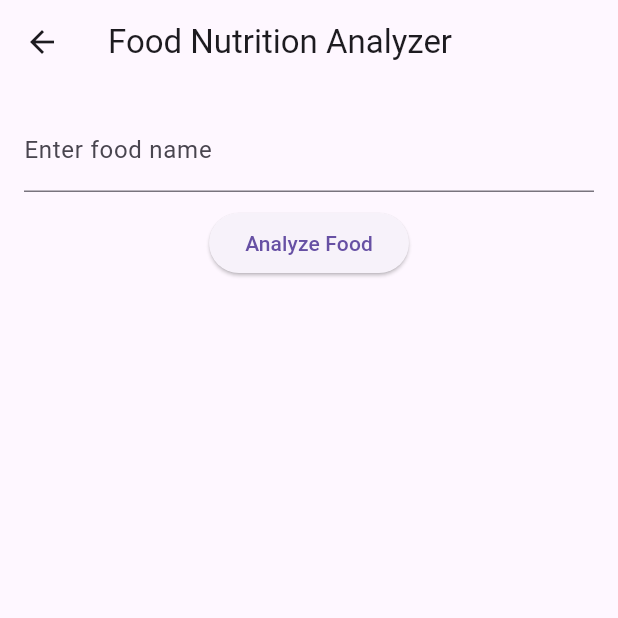
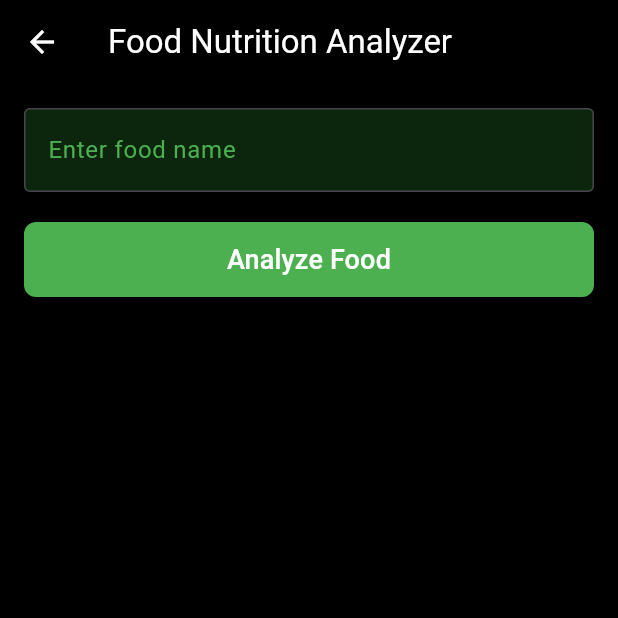
Before and after one commit to himanshuchopade97/nourish, a Flutter app: the DashboardPage screen opened by its route, after a tap on "Add Food Item", on a phone screen of 412 x 824 dp, the top half of it. Run offline on Flutter 3.47's test engine with Material 3 defaults, Android fonts, the phone set to English and light mode, and no system bars; our stand-ins replace animate_do, shared_preferences; accounts and stored records are empty.

Commit message:
made ui changes

```diff
--- a/lib/pages/add_food_item.dart
+++ b/lib/pages/add_food_item.dart
@@ -7,14 +7,27 @@ class AddFoodItem extends StatefulWidget {
   _AddFoodItemState createState() => _AddFoodItemState();
 }
 
-class _AddFoodItemState extends State<AddFoodItem> {
+class _AddFoodItemState extends State<AddFoodItem>
+    with SingleTickerProviderStateMixin {
   final TextEditingController _foodController = TextEditingController();
   Map<String, dynamic>? nutritionData;
   bool isLoading = false;
   bool isSaving = false;
   String message = "";
 
-  // ✅ Analyze Food API Call
+  late AnimationController _controller;
+  late Animation<double> _fadeAnimation;
+
+  @override
+  void initState() {
+    super.initState();
+    _controller = AnimationController(
+      vsync: this,
+      duration: const Duration(milliseconds: 500),
+    );
+    _fadeAnimation = CurvedAnimation(parent: _controller, curve: Curves.easeIn);
+  }
+
   void analyzeFood() async {
     if (_foodController.text.trim().isEmpty) {
       setState(() {
@@ -25,7 +38,7 @@ class _AddFoodItemState extends State<AddFoodItem> {
 
     setState(() {
       isLoading = true;
-      message = ""; // Clear previous messages
+      message = "";
     });
 
     try {
@@ -46,6 +59,7 @@ class _AddFoodItemState extends State<AddFoodItem> {
         nutritionData = data;
         isLoading = false;
       });
+      _controller.forward(from: 0); // Animate when data appears
     } catch (e) {
       print("❌ Exception: $e");
       setState(() {
@@ -55,75 +69,134 @@ class _AddFoodItemState extends State<AddFoodItem> {
     }
   }
 
-  // ✅ Save Food Data to Database
   Future<void> saveFoodData() async {
     if (nutritionData == null) return;
+    setState(() => isSaving = true);
 
-  setState(() => isSaving = true);
-    Future<String?> _getUserId() async {
-  SharedPreferences prefs = await SharedPreferences.getInstance();
-  return prefs.getString('userId');  // ✅ Retrieve _id from SharedPreferences
-}
-
-
+    try {
       bool success = await FoodService.addFoodToDatabase(
         foodName: _foodController.text,
-    proteinG: nutritionData!['protein_g']?.toInt() ?? 0.0,
-    carbG: nutritionData!['carb_g']?.toInt() ?? 0.0,
-    fatG: nutritionData!['fat_g']?.toInt() ?? 0.0,
-    fibreG: nutritionData!['fibre_g']?.toInt() ?? 0.0,
-    energyKcal: nutritionData!['energy_kcal']?.toInt() ?? 0.0,
-    glycemicIndex: nutritionData!['glycemic_index']?.toInt() ?? 0,  // ✅ Added glycemic index
-    userId: await _getUserId() // ✅ Set user ID dynamically if needed
+        proteinG: nutritionData!['protein_g']?.toInt() ?? 0,
+        carbG: nutritionData!['carb_g']?.toInt() ?? 0,
+        fatG: nutritionData!['fat_g']?.toInt() ?? 0,
+        fibreG: nutritionData!['fibre_g']?.toInt() ?? 0,
+        energyKcal: nutritionData!['energy_kcal']?.toInt() ?? 0,
+        glycemicIndex: nutritionData!['glycemic_index']?.toInt() ?? 0,
+        userId: await _getUserId(),
+      );
+
+      ScaffoldMessenger.of(context).showSnackBar(
+        SnackBar(
+          content: Text(success ? "✅ Food saved to database!" : "❌ Failed to save food."),
+          backgroundColor: success ? Colors.green : Colors.red,
+        ),
       );
 
       if (success) {
-      setState(() {
-        isSaving = false;
-        message = "✅ Food saved to database!";
-      });
-      // Navigate to Dashboard
         Navigator.pushReplacementNamed(context, '/dashboard');
-    } else {
-      setState(() {
-        isSaving = false;
-        message = "❌ Failed to save food.";
-      });
+      }
+    } catch (e) {
+      ScaffoldMessenger.of(context).showSnackBar(
+        SnackBar(content: Text("❌ Error: $e"), backgroundColor: Colors.red),
+      );
+    } finally {
+      setState(() => isSaving = false);
     }
   }
 
+  Future<String?> _getUserId() async {
+    SharedPreferences prefs = await SharedPreferences.getInstance();
+    return prefs.getString('userId');
+  }
 
   @override
   Widget build(BuildContext context) {
     return Scaffold(
-      appBar: AppBar(title: Text("Food Nutrition Analyzer")),
+      backgroundColor: Colors.black, // Dark theme background
+      appBar: AppBar(
+        title: const Text("Food Nutrition Analyzer", style: TextStyle(color: Colors.white),),
+        backgroundColor: Colors.black, // Green theme for app bar
+         iconTheme: const IconThemeData(color: Colors.white),
+        centerTitle: false,
+      ),
       body: Padding(
-        padding: EdgeInsets.all(16.0),
+        padding: const EdgeInsets.all(16.0),
         child: Column(
+          crossAxisAlignment: CrossAxisAlignment.stretch,
           children: [
             TextField(
               controller: _foodController,
-              decoration: InputDecoration(labelText: "Enter food name"),
+              style: TextStyle(color: Colors.white), // White text
+              decoration: InputDecoration(
+                labelText: "Enter food name",
+                labelStyle: TextStyle(color: Colors.green),
+                border: OutlineInputBorder(),
+                filled: true,
+                fillColor: Colors.green[900]?.withOpacity(0.4),
               ),
-            SizedBox(height: 10),
+            ),
+            const SizedBox(height: 20),
             ElevatedButton(
               onPressed: analyzeFood,
-              child: Text("Analyze Food"),
+              style: ElevatedButton.styleFrom(
+                backgroundColor: Colors.green,
+                foregroundColor: Colors.white,
+                shape: RoundedRectangleBorder(borderRadius: BorderRadius.circular(8)),
+                padding: const EdgeInsets.symmetric(vertical: 12),
               ),
-            if (isLoading) CircularProgressIndicator(),
+              child: isLoading
+                  ? const CircularProgressIndicator(color: Colors.white)
+                  : const Text("Analyze Food", style: TextStyle(fontSize: 18)),
+            ),
+            const SizedBox(height: 20),
             if (nutritionData != null) ...[
-              Text("Calories: ${nutritionData!['energy_kcal']} kcal"),
-              Text("Carbs: ${nutritionData!['carb_g']} g"),
-              Text("Protein: ${nutritionData!['protein_g']} g"),
-              Text("Fat: ${nutritionData!['fat_g']} g"),
-              Text("Fiber: ${nutritionData!['fibre_g']} g"),
-              SizedBox(height: 10),
-              ElevatedButton(
-                onPressed: isSaving ? null : saveFoodData,
-                child: isSaving ? CircularProgressIndicator() : Text("Save to Database"),
+              FadeTransition(
+                opacity: _fadeAnimation,
+                child: Column(
+                  crossAxisAlignment: CrossAxisAlignment.start,
+                  children: [
+                    Text("🔹 Calories: ${nutritionData!['energy_kcal']} kcal",
+                        style: TextStyle(color: Colors.green, fontSize: 18)),
+                    Text("🔹 Carbs: ${nutritionData!['carb_g']} g",
+                        style: TextStyle(color: Colors.green, fontSize: 18)),
+                    Text("🔹 Protein: ${nutritionData!['protein_g']} g",
+                        style: TextStyle(color: Colors.green, fontSize: 18)),
+                    Text("🔹 Fat: ${nutritionData!['fat_g']} g",
+                        style: TextStyle(color: Colors.green, fontSize: 18)),
+                    Text("🔹 Fiber: ${nutritionData!['fibre_g']} g",
+                        style: TextStyle(color: Colors.green, fontSize: 18)),
+                    const SizedBox(height: 20),
+                    InkWell(
+                      onTap: isSaving ? null : saveFoodData,
+                      child: AnimatedContainer(
+                        duration: const Duration(milliseconds: 300),
+                        padding: const EdgeInsets.symmetric(vertical: 12),
+                        alignment: Alignment.center,
+                        decoration: BoxDecoration(
+                          color: isSaving ? Colors.grey : Colors.green,
+                          borderRadius: BorderRadius.circular(8),
                         ),
-              if (message.isNotEmpty) Text(message, style: TextStyle(color: Colors.green)),
+                        child: isSaving
+                            ? const CircularProgressIndicator(color: Colors.white)
+                            : const Text("Save to Database", style: TextStyle(fontSize: 18, color: Colors.white)),
+                      ),
+                    ),
                   ],
+                ),
+              ),
+            ],
+            if (message.isNotEmpty)
+              Padding(
+                padding: const EdgeInsets.symmetric(vertical: 10),
+                child: Text(
+                  message,
+                  style: TextStyle(
+                    fontSize: 16,
+                    fontWeight: FontWeight.bold,
+                    color: message.startsWith("❌") ? Colors.red : Colors.green,
+                  ),
+                ),
+              ),
           ],
         ),
       ),
--- a/lib/pages/dashboard.dart
+++ b/lib/pages/dashboard.dart
@@ -2,6 +2,7 @@ import 'package:flutter/material.dart';
 import 'package:shared_preferences/shared_preferences.dart';
 import 'dart:convert';
 import 'package:http/http.dart' as http;
+import 'package:animate_do/animate_do.dart'; // Import animate_do
 
 class DashboardPage extends StatefulWidget {
   const DashboardPage({super.key});
@@ -52,12 +53,13 @@ class _DashboardPageState extends State<DashboardPage> {
       });
       return;
     }
-    print("meow $userId");
     try {
       final response = await http.get(
         Uri.parse("http://10.0.2.2:5000/api/food/get-food?userId=$userId"),
-        headers: {"Content-Type": "application/json","Authorization": "Bearer $token"},
-
+        headers: {
+          "Content-Type": "application/json",
+          "Authorization": "Bearer $token"
+        },
       );
 
       if (response.statusCode == 200) {
@@ -99,38 +101,58 @@ class _DashboardPageState extends State<DashboardPage> {
       {required IconData icon,
       required String title,
       required String buttonText}) {
-    return Container(
-      padding: const EdgeInsets.all(2),
+    return FadeInUp(
+      child: Container(
+        padding: const EdgeInsets.all(12),
         decoration: BoxDecoration(
           color: Colors.grey[900],
-        borderRadius: BorderRadius.circular(12),
-        border: Border.all(color: Colors.white, width: 1),
+          borderRadius: BorderRadius.circular(16),
+          border: Border.all(color: Colors.green, width: 2),
+          boxShadow: [
+            BoxShadow(
+              color: Colors.green.withOpacity(0.2),
+              spreadRadius: 8,
+              blurRadius: 5,
+              offset: Offset(0, -2),
+            ),
+          ],
         ),
         child: Column(
           mainAxisAlignment: MainAxisAlignment.center,
           children: [
-          Icon(icon, color: Colors.white, size: 40),
-          const SizedBox(height: 8),
+            Icon(icon, color: Colors.green, size: 40),
+            const SizedBox(height: 5),
             Text(
               title,
-            style: const TextStyle(color: Colors.white, fontSize: 18),
+              style: const TextStyle(
+                  color: Colors.white,
+                  fontSize: 15,
+                  fontWeight: FontWeight.w600),
               textAlign: TextAlign.center,
             ),
-          const SizedBox(height: 8),
-          ElevatedButton(
+            const SizedBox(height: 12),
+            SizedBox(
+              width: double.infinity,
+              child: ElevatedButton(
                 onPressed: () {
                   // Handle button action
                 },
                 style: ElevatedButton.styleFrom(
-                backgroundColor: Colors.white,
+                  backgroundColor: Colors.green,
                   foregroundColor: Colors.black,
-                alignment: Alignment.center),
+                  padding: EdgeInsets.symmetric(horizontal: 10, vertical: 8),
+                  shape: RoundedRectangleBorder(
+                      borderRadius: BorderRadius.circular(8)),
+                ),
                 child: Text(
                   buttonText,
-              style: TextStyle(fontSize: 13),
+                  style: TextStyle(fontSize: 14),
+                  textAlign: TextAlign.center,
+                ),
               ),
             ),
           ],
+        ),
       ),
     );
   }
@@ -175,46 +197,41 @@ class _DashboardPageState extends State<DashboardPage> {
                 title: 'Profile',
                 onTap: () async {
                   Navigator.pushNamed(context, '/profile');
-              },
-            ),
+                }),
             _buildDrawerItem(
                 icon: Icons.home_outlined,
                 title: 'Home',
                 onTap: () async {
                   Navigator.pop(context);
-              },
-            ),
+                }),
             _buildDrawerItem(
                 icon: Icons.recommend_outlined,
                 title: 'Recommendations',
                 onTap: () {
                   Navigator.pushNamed(context, '/recommendations');
-              },
-            ),
+                }),
             _buildDrawerItem(
                 icon: Icons.favorite_outline,
                 title: 'Track Vitals',
                 onTap: () {
                   Navigator.pushNamed(context, '/vitals');
-              },
-            ),
+                }),
             _buildDrawerItem(
                 icon: Icons.star_outline,
                 title: 'Explore Premium',
-              onTap: () {},
-            ),
+                onTap: () {}),
             const Divider(color: Colors.white),
             _buildDrawerItem(
                 icon: Icons.logout,
                 title: 'Logout',
                 onTap: () async {
-                SharedPreferences prefs = await SharedPreferences.getInstance();
-                await prefs.remove('token'); // Clear the token
-                await prefs.remove('username'); // clear the username
-                await prefs.remove('_id'); // clear the id
+                  SharedPreferences prefs =
+                      await SharedPreferences.getInstance();
+                  await prefs.remove('token');
+                  await prefs.remove('username');
+                  await prefs.remove('_id');
                   Navigator.pushReplacementNamed(context, '/landing');
-              },
-            ),
+                }),
           ],
         ),
       ),
@@ -231,7 +248,10 @@ class _DashboardPageState extends State<DashboardPage> {
         backgroundColor: Colors.black,
       ),
       body: _isLoading
-          ? const Center(child: CircularProgressIndicator())
+          ? const Center(
+              child: CircularProgressIndicator(
+              color: Colors.green,
+            ))
           : SafeArea(
               child: SingleChildScrollView(
                 child: Column(
@@ -281,15 +301,36 @@ class _DashboardPageState extends State<DashboardPage> {
                           ),
                           const SizedBox(height: 20),
                           Center(
+                            child: Container(
+                              decoration: BoxDecoration(
+                                color: Colors.grey[900],
+                                borderRadius: BorderRadius.circular(16),
+                                border:
+                                    Border.all(color: Colors.green, width: 2),
+                                boxShadow: [
+                                  BoxShadow(
+                                    color: Colors.green.withOpacity(0.2),
+                                    spreadRadius: 7,
+                                    blurRadius: 8,
+                                    offset: Offset(0, -2),
+                                  ),
+                                ],
+                              ),
                               child: ElevatedButton(
                                 onPressed: () async {
                                   Navigator.pushNamed(context, '/addfooditem');
                                 },
                                 style: ElevatedButton.styleFrom(
-                                backgroundColor: Colors.white,
+                                  backgroundColor: Colors.green,
                                   foregroundColor: Colors.black,
+                                  padding: EdgeInsets.symmetric(
+                                      horizontal: 20, vertical: 12),
+                                  shape: RoundedRectangleBorder(
+                                      borderRadius: BorderRadius.circular(10)),
                                 ),
-                              child: const Text("Add Food Item"),
+                                child: const Text("Add Food Item",
+                                    style: TextStyle(fontSize: 16)),
+                              ),
                             ),
                           ),
                           Padding(
@@ -299,7 +340,7 @@ class _DashboardPageState extends State<DashboardPage> {
                               crossAxisSpacing: 16,
                               mainAxisSpacing: 16,
                               shrinkWrap: true,
-                              physics: AlwaysScrollableScrollPhysics(),
+                              physics: const NeverScrollableScrollPhysics(),
                               children: [
                                 _buildCard(
                                   icon: Icons.bloodtype_outlined,
@@ -316,6 +357,11 @@ class _DashboardPageState extends State<DashboardPage> {
                                   title: "Recommendations",
                                   buttonText: "Review",
                                 ),
+                                _buildCard(
+                                  icon: Icons.support_agent,
+                                  title: "ChatBot",
+                                  buttonText: "Coming Soon...",
+                                ),
                               ],
                             ),
                           ),
@@ -331,27 +377,31 @@ class _DashboardPageState extends State<DashboardPage> {
 
   Widget _buildNutrientRow(String nutrient, double value) {
     return Padding(
-      padding: const EdgeInsets.symmetric(vertical: 4.0),
+      padding: const EdgeInsets.symmetric(vertical: 8.0),
       child: Row(
         mainAxisAlignment: MainAxisAlignment.spaceBetween,
         children: [
           Text(
             nutrient,
-            style: const TextStyle(color: Colors.white, fontSize: 18),
+            style: const TextStyle(
+                color: Colors.white, fontSize: 18, fontWeight: FontWeight.w500),
           ),
           Expanded(
             child: Padding(
-              padding: const EdgeInsets.symmetric(horizontal: 8.0),
+              padding: const EdgeInsets.symmetric(horizontal: 12.0),
               child: LinearProgressIndicator(
                 value: value.clamp(0.0, 1.0),
                 color: Colors.green,
                 backgroundColor: Colors.grey[800],
+                minHeight: 10,
+                borderRadius: BorderRadius.circular(5),
               ),
             ),
           ),
           Text(
             "${(value * 100).toInt()}%",
-            style: const TextStyle(color: Colors.white),
+            style: const TextStyle(
+                color: Colors.white, fontWeight: FontWeight.w500),
           ),
         ],
       ),
@@ -363,7 +413,7 @@ class _DashboardPageState extends State<DashboardPage> {
       required String title,
       required VoidCallback onTap}) {
     return ListTile(
-      leading: Icon(icon, color: Colors.white),
+      leading: Icon(icon, color: Colors.green),
       title: Text(title, style: const TextStyle(color: Colors.white)),
       onTap: onTap,
     );
--- a/pubspec.yaml
+++ b/pubspec.yaml
@@ -38,6 +38,7 @@ dependencies:
   http: ^1.3.0
   url_launcher: ^6.3.1
   shared_preferences:
+  animate_do: ^4.2.0
 
 dev_dependencies:
   flutter_test:
```
Also changed, not shown: pubspec.lock, 1 other file. Lines whose indentation alone changed are shown as unchanged.
